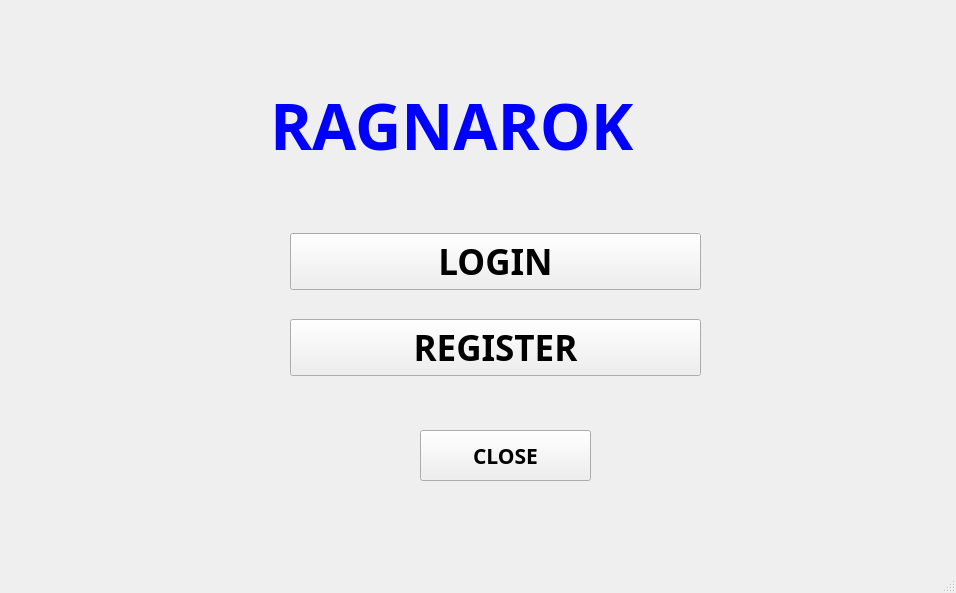
Above: CODIFICACIÓN/Ragnarok/userinterfaz.ui from 29022020/PROYECTO-FINAL before the change. Below: the same form after it.
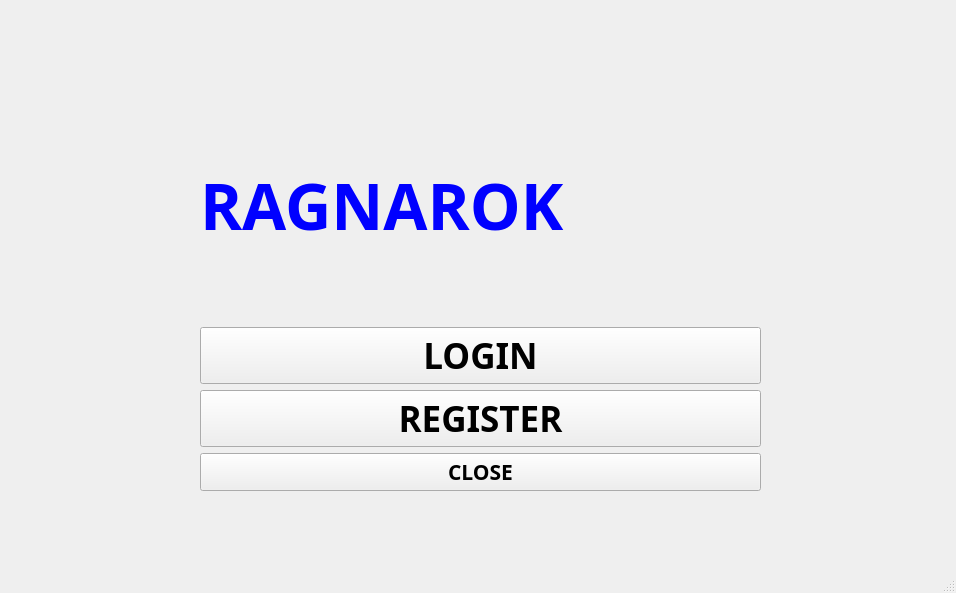
That is the form after the change. Icons and pictures are not drawn.

What changed in the file:
```diff
--- a/CODIFICACIÓN/Ragnarok/userinterfaz.ui
+++ b/CODIFICACIÓN/Ragnarok/userinterfaz.ui
@@ -14,15 +14,20 @@
    <string>MainWindow</string>
   </property>
   <widget class="QWidget" name="centralwidget">
+   <widget class="QWidget" name="">
+    <property name="geometry">
+     <rect>
+      <x>200</x>
+      <y>90</y>
+      <width>561</width>
+      <height>401</height>
+     </rect>
+    </property>
+    <layout class="QGridLayout" name="gridLayout">
+     <item row="1" column="0">
+      <layout class="QVBoxLayout" name="verticalLayout">
+       <item>
    <widget class="QLabel" name="label">
-    <property name="geometry">
-     <rect>
-      <x>270</x>
-      <y>70</y>
-      <width>521</width>
-      <height>111</height>
-     </rect>
-    </property>
     <property name="font">
      <font>
       <family>Nunito Black</family>
@@ -35,16 +40,7 @@
      <string>&lt;html&gt;&lt;head/&gt;&lt;body&gt;&lt;p&gt;&lt;span style=&quot; font-size:48pt; color:#0000ff;&quot;&gt;RAGNAROK&lt;/span&gt;&lt;/p&gt;&lt;/body&gt;&lt;/html&gt;</string>
     </property>
    </widget>
-   <widget class="QWidget" name="layoutWidget">
-    <property name="geometry">
-     <rect>
-      <x>290</x>
-      <y>210</y>
-      <width>411</width>
-      <height>191</height>
-     </rect>
-    </property>
-    <layout class="QVBoxLayout" name="verticalLayout">
+       </item>
      <item>
       <widget class="QPushButton" name="LoginPushButton">
        <property name="font">
@@ -76,16 +72,9 @@
       </widget>
      </item>
     </layout>
-   </widget>
+     </item>
+     <item row="2" column="0">
    <widget class="QPushButton" name="CloseMepushButton">
-    <property name="geometry">
-     <rect>
-      <x>420</x>
-      <y>430</y>
-      <width>171</width>
-      <height>51</height>
-     </rect>
-    </property>
     <property name="font">
      <font>
       <family>Nunito Black</family>
@@ -98,6 +87,9 @@
      <string>CLOSE</string>
     </property>
    </widget>
+     </item>
+    </layout>
+   </widget>
   </widget>
   <widget class="QMenuBar" name="menubar">
    <property name="geometry">
```
Left out of the diff: 10 changed lines with no effect on the pictures. Lines whose indentation alone changed are shown as unchanged.
